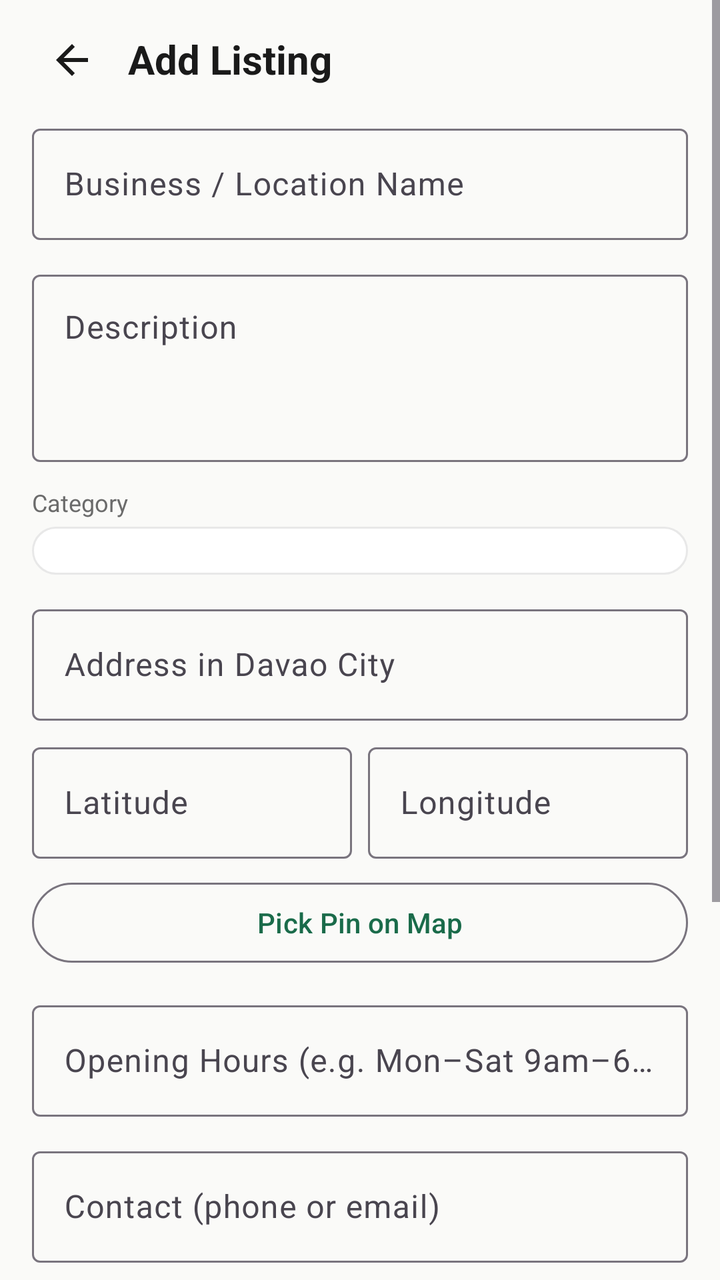
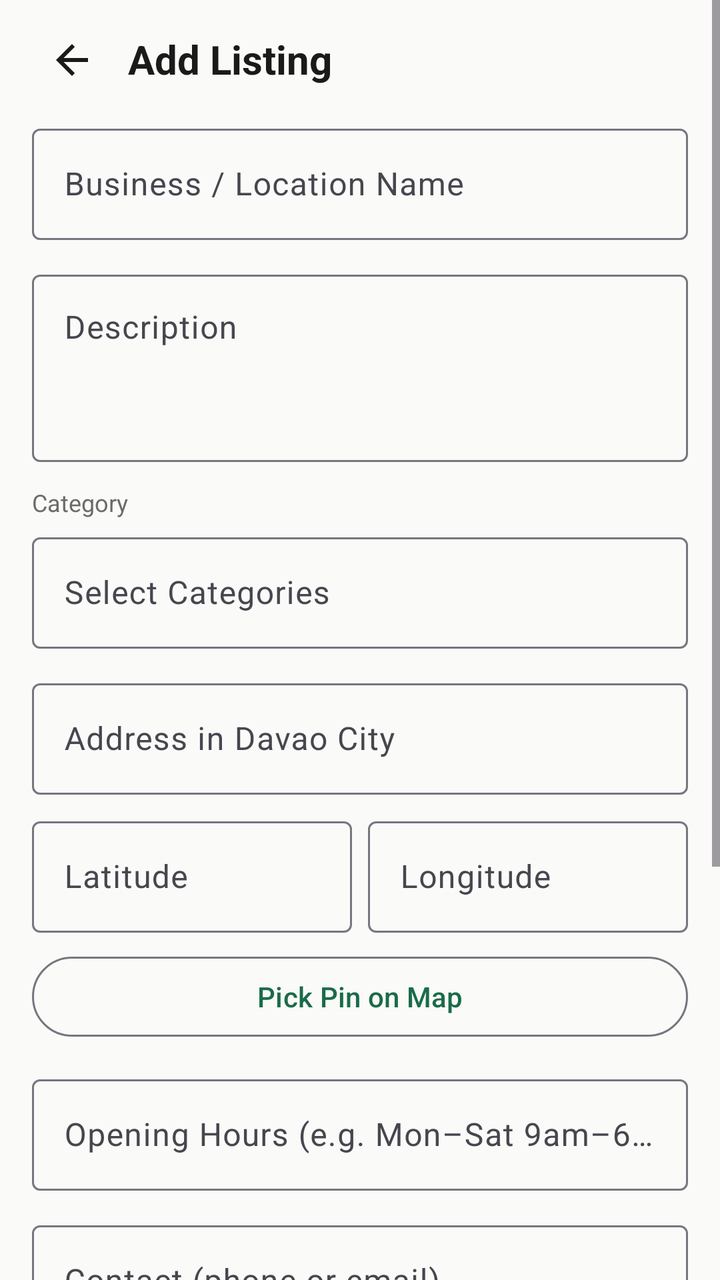

Compare the two renders of this Android layout. The source of the first and the diff that turns it into the second are given below.
<!-- AndroidManifest.xml: application theme Theme.KapwaDVO -->
<!-- res/layout/fragment_listing_form.xml -->
<?xml version="1.0" encoding="utf-8"?>
<ScrollView xmlns:android="http://schemas.android.com/apk/res/android"
    xmlns:app="http://schemas.android.com/apk/res-auto"
    android:layout_width="match_parent"
    android:layout_height="match_parent"
    android:background="@color/background"
    android:fillViewport="true">

    <androidx.constraintlayout.widget.ConstraintLayout
        android:layout_width="match_parent"
        android:layout_height="wrap_content"
        android:padding="16dp">

        
        <ImageButton
            android:id="@+id/btnBack"
            android:layout_width="40dp"
            android:layout_height="40dp"
            android:background="?attr/selectableItemBackgroundBorderless"
            android:src="@drawable/ic_arrow_back"
            android:contentDescription="Back"
            app:layout_constraintTop_toTopOf="parent"
            app:layout_constraintStart_toStartOf="parent"
            app:layout_constraintBottom_toBottomOf="@id/tvFormTitle" />

        <TextView
            android:id="@+id/tvFormTitle"
            android:layout_width="0dp"
            android:layout_height="wrap_content"
            android:text="@string/add_listing"
            android:textSize="20sp"
            android:textStyle="bold"
            android:textColor="@color/text_primary"
            android:layout_marginStart="8dp"
            android:layout_marginBottom="16dp"
            app:layout_constraintTop_toTopOf="parent"
            app:layout_constraintStart_toEndOf="@id/btnBack"
            app:layout_constraintEnd_toEndOf="parent" />

        <com.google.android.material.textfield.TextInputLayout
            android:id="@+id/tilName"
            android:layout_width="0dp"
            android:layout_height="wrap_content"
            android:hint="@string/listing_name_hint"
            android:layout_marginTop="16dp"
            style="@style/Widget.Material3.TextInputLayout.OutlinedBox"
            app:layout_constraintTop_toBottomOf="@id/tvFormTitle"
            app:layout_constraintStart_toStartOf="parent"
            app:layout_constraintEnd_toEndOf="parent">
            <com.google.android.material.textfield.TextInputEditText
                android:id="@+id/etName"
                android:layout_width="match_parent"
                android:layout_height="wrap_content"
                android:inputType="textCapSentences" />
        </com.google.android.material.textfield.TextInputLayout>

        <com.google.android.material.textfield.TextInputLayout
            android:id="@+id/tilDescription"
            android:layout_width="0dp"
            android:layout_height="wrap_content"
            android:hint="@string/listing_desc_hint"
            android:layout_marginTop="12dp"
            style="@style/Widget.Material3.TextInputLayout.OutlinedBox"
            app:layout_constraintTop_toBottomOf="@id/tilName"
            app:layout_constraintStart_toStartOf="parent"
            app:layout_constraintEnd_toEndOf="parent">
            <com.google.android.material.textfield.TextInputEditText
                android:id="@+id/etDescription"
                android:layout_width="match_parent"
                android:layout_height="wrap_content"
                android:inputType="textMultiLine|textCapSentences"
                android:minLines="3"
                android:gravity="top" />
        </com.google.android.material.textfield.TextInputLayout>

        
        <TextView
            android:id="@+id/tvCategoryLabel"
            android:layout_width="wrap_content"
            android:layout_height="wrap_content"
            android:text="@string/category_hint"
            android:textSize="12sp"
            android:textColor="@color/text_secondary"
            android:layout_marginTop="12dp"
            android:layout_marginBottom="4dp"
            app:layout_constraintTop_toBottomOf="@id/tilDescription"
            app:layout_constraintStart_toStartOf="parent" />

        <Spinner
            android:id="@+id/spinnerCategory"
            android:layout_width="0dp"
            android:layout_height="wrap_content"
            android:background="@drawable/bg_card"
            android:padding="12dp"
            android:layout_marginTop="4dp"
            app:layout_constraintTop_toBottomOf="@id/tvCategoryLabel"
            app:layout_constraintStart_toStartOf="parent"
            app:layout_constraintEnd_toEndOf="parent" />

        <com.google.android.material.textfield.TextInputLayout
            android:id="@+id/tilAddress"
            android:layout_width="0dp"
            android:layout_height="wrap_content"
            android:hint="@string/listing_address_hint"
            android:layout_marginTop="12dp"
            style="@style/Widget.Material3.TextInputLayout.OutlinedBox"
            app:layout_constraintTop_toBottomOf="@id/spinnerCategory"
            app:layout_constraintStart_toStartOf="parent"
            app:layout_constraintEnd_toEndOf="parent">
            <com.google.android.material.textfield.TextInputEditText
                android:id="@+id/etAddress"
                android:layout_width="match_parent"
                android:layout_height="wrap_content"
                android:inputType="textCapSentences" />
        </com.google.android.material.textfield.TextInputLayout>

        
        <androidx.constraintlayout.widget.ConstraintLayout
            android:id="@+id/layoutLatLng"
            android:layout_width="0dp"
            android:layout_height="wrap_content"
            android:layout_marginTop="8dp"
            app:layout_constraintTop_toBottomOf="@id/tilAddress"
            app:layout_constraintStart_toStartOf="parent"
            app:layout_constraintEnd_toEndOf="parent">

            <com.google.android.material.textfield.TextInputLayout
                android:id="@+id/tilLat"
                android:layout_width="0dp"
                android:layout_height="wrap_content"
                android:hint="Latitude"
                android:layout_marginEnd="4dp"
                style="@style/Widget.Material3.TextInputLayout.OutlinedBox"
                app:layout_constraintTop_toTopOf="parent"
                app:layout_constraintStart_toStartOf="parent"
                app:layout_constraintEnd_toStartOf="@id/tilLng">
                <com.google.android.material.textfield.TextInputEditText
                    android:id="@+id/etLat"
                    android:layout_width="match_parent"
                    android:layout_height="wrap_content"
                    android:inputType="numberDecimal|numberSigned" />
            </com.google.android.material.textfield.TextInputLayout>

            <com.google.android.material.textfield.TextInputLayout
                android:id="@+id/tilLng"
                android:layout_width="0dp"
                android:layout_height="wrap_content"
                android:hint="Longitude"
                android:layout_marginStart="4dp"
                style="@style/Widget.Material3.TextInputLayout.OutlinedBox"
                app:layout_constraintTop_toTopOf="parent"
                app:layout_constraintStart_toEndOf="@id/tilLat"
                app:layout_constraintEnd_toEndOf="parent">
                <com.google.android.material.textfield.TextInputEditText
                    android:id="@+id/etLng"
                    android:layout_width="match_parent"
                    android:layout_height="wrap_content"
                    android:inputType="numberDecimal|numberSigned" />
            </com.google.android.material.textfield.TextInputLayout>
        </androidx.constraintlayout.widget.ConstraintLayout>

        <com.google.android.material.button.MaterialButton
            android:id="@+id/btnPickPin"
            android:layout_width="0dp"
            android:layout_height="wrap_content"
            android:text="@string/pick_on_map"
            android:layout_marginTop="8dp"
            style="@style/Widget.Material3.Button.OutlinedButton"
            app:layout_constraintTop_toBottomOf="@id/layoutLatLng"
            app:layout_constraintStart_toStartOf="parent"
            app:layout_constraintEnd_toEndOf="parent" />

        <com.google.android.material.textfield.TextInputLayout
            android:id="@+id/tilHours"
            android:layout_width="0dp"
            android:layout_height="wrap_content"
            android:hint="@string/listing_hours_hint"
            android:layout_marginTop="12dp"
            style="@style/Widget.Material3.TextInputLayout.OutlinedBox"
            app:layout_constraintTop_toBottomOf="@id/btnPickPin"
            app:layout_constraintStart_toStartOf="parent"
            app:layout_constraintEnd_toEndOf="parent">
            <com.google.android.material.textfield.TextInputEditText
                android:id="@+id/etHours"
                android:layout_width="match_parent"
                android:layout_height="wrap_content"
                android:inputType="text" />
        </com.google.android.material.textfield.TextInputLayout>

        <com.google.android.material.textfield.TextInputLayout
            android:id="@+id/tilContact"
            android:layout_width="0dp"
            android:layout_height="wrap_content"
            android:hint="@string/listing_contact_hint"
            android:layout_marginTop="12dp"
            style="@style/Widget.Material3.TextInputLayout.OutlinedBox"
            app:layout_constraintTop_toBottomOf="@id/tilHours"
            app:layout_constraintStart_toStartOf="parent"
            app:layout_constraintEnd_toEndOf="parent">
            <com.google.android.material.textfield.TextInputEditText
                android:id="@+id/etContact"
                android:layout_width="match_parent"
                android:layout_height="wrap_content"
                android:inputType="text" />
        </com.google.android.material.textfield.TextInputLayout>

        
        <TextView
            android:id="@+id/tvPhotosLabel"
            android:layout_width="0dp"
            android:layout_height="wrap_content"
            android:text="Photos"
            android:textSize="14sp"
            android:textStyle="bold"
            android:textColor="@color/text_primary"
            android:layout_marginTop="16dp"
            app:layout_constraintTop_toBottomOf="@id/tilContact"
            app:layout_constraintStart_toStartOf="parent"
            app:layout_constraintEnd_toEndOf="parent" />

        <HorizontalScrollView
            android:id="@+id/scrollPhotos"
            android:layout_width="0dp"
            android:layout_height="90dp"
            android:layout_marginTop="8dp"
            android:scrollbars="none"
            app:layout_constraintTop_toBottomOf="@id/tvPhotosLabel"
            app:layout_constraintStart_toStartOf="parent"
            app:layout_constraintEnd_toEndOf="parent">

            <LinearLayout
                android:id="@+id/layoutPhotoPreviews"
                android:layout_width="wrap_content"
                android:layout_height="match_parent"
                android:orientation="horizontal"
                android:gravity="center_vertical" />

        </HorizontalScrollView>

        <com.google.android.material.button.MaterialButton
            android:id="@+id/btnUploadPhotos"
            android:layout_width="wrap_content"
            android:layout_height="wrap_content"
            android:text="Add Photos"
            android:layout_marginTop="8dp"
            style="@style/Widget.Material3.Button.OutlinedButton"
            app:layout_constraintTop_toBottomOf="@id/scrollPhotos"
            app:layout_constraintStart_toStartOf="parent" />

        <com.google.android.material.button.MaterialButton
            android:id="@+id/btnSave"
            android:layout_width="0dp"
            android:layout_height="wrap_content"
            android:text="@string/save_changes"
            android:layout_marginTop="24dp"
            app:layout_constraintTop_toBottomOf="@id/btnUploadPhotos"
            app:layout_constraintStart_toStartOf="parent"
            app:layout_constraintEnd_toEndOf="parent" />

        <TextView
            android:id="@+id/tvSecurityNotice"
            android:layout_width="0dp"
            android:layout_height="wrap_content"
            android:text="All updated details need approval from the admin for security purposes."
            android:textSize="12sp"
            android:textColor="@color/text_secondary"
            android:textAlignment="center"
            android:layout_marginTop="8dp"
            android:layout_marginBottom="24dp"
            android:visibility="gone"
            app:layout_constraintTop_toBottomOf="@id/btnSave"
            app:layout_constraintStart_toStartOf="parent"
            app:layout_constraintEnd_toEndOf="parent" />

    </androidx.constraintlayout.widget.ConstraintLayout>
</ScrollView>
<!-- resources referenced by this layout -->
<resources>
  <color name="background">#FAFAF8</color>
  <color name="text_primary">#1A1A1A</color>
  <color name="text_secondary">#6B6B6B</color>
  <!-- drawable bg_card (drawable) -->
  <?xml version="1.0" encoding="utf-8"?>
  <shape xmlns:android="http://schemas.android.com/apk/res/android"
      android:shape="rectangle">
      <solid android:color="@color/surface" />
      <corners android:radius="12dp" />
      <stroke
          android:width="1dp"
          android:color="@color/divider" />
  </shape>
  <!-- drawable ic_arrow_back (drawable) -->
  <?xml version="1.0" encoding="utf-8"?>
  <vector xmlns:android="http://schemas.android.com/apk/res/android"
      android:width="24dp"
      android:height="24dp"
      android:viewportWidth="24"
      android:viewportHeight="24"
      android:tint="@color/text_primary">
      <path
          android:fillColor="@android:color/white"
          android:pathData="M20,11H7.83l5.59,-5.59L12,4l-8,8 8,8 1.41,-1.41L7.83,13H20v-2z" />
  </vector>
  <string name="add_listing">Add Listing</string>
  <string name="category_hint">Category</string>
  <string name="listing_address_hint">Address in Davao City</string>
  <string name="listing_contact_hint">Contact (phone or email)</string>
  <string name="listing_desc_hint">Description</string>
  <string name="listing_hours_hint">Opening Hours (e.g. Mon–Sat 9am–6pm)</string>
  <string name="listing_name_hint">Business / Location Name</string>
  <string name="pick_on_map">Pick Pin on Map</string>
  <string name="save_changes">Save Changes</string>
  <style name="Theme.KapwaDVO" parent="Base.Theme.KapwaDVO">
          <item name="android:windowLightStatusBar">true</item>
      </style>
  <color name="surface">#FFFFFF</color>
  <color name="divider">#E8E8E8</color>
  <style name="Base.Theme.KapwaDVO" parent="Theme.Material3.Light.NoActionBar">
          <item name="colorPrimary">@color/primary</item>
          <item name="colorPrimaryDark">@color/primary_dark</item>
          <item name="colorAccent">@color/accent</item>
          <item name="android:colorBackground">@color/background</item>
          <item name="colorSurface">@color/surface</item>
          <item name="colorOnPrimary">@color/white</item>
          <item name="android:statusBarColor">@color/primary</item>
          <item name="android:navigationBarColor">@color/surface</item>
      </style>
  <color name="primary">#1A6B4A</color>
  <color name="primary_dark">#0F4530</color>
  <color name="accent">#F4A724</color>
  <color name="white">#FFFFFF</color>
</resources>

<!-- the commit's change to res/layout/fragment_listing_form.xml (unified diff, before → after) -->
@@ -76,7 +76,7 @@
         
         <TextView
             android:id="@+id/tvCategoryLabel"
-            android:layout_width="wrap_content"
+            android:layout_width="0dp"
             android:layout_height="wrap_content"
             android:text="@string/category_hint"
             android:textSize="12sp"
@@ -84,18 +84,41 @@
             android:layout_marginTop="12dp"
             android:layout_marginBottom="4dp"
             app:layout_constraintTop_toBottomOf="@id/tilDescription"
-            app:layout_constraintStart_toStartOf="parent" />
-
-        <Spinner
-            android:id="@+id/spinnerCategory"
-            android:layout_width="0dp"
-            android:layout_height="wrap_content"
-            android:background="@drawable/bg_card"
-            android:padding="12dp"
+            app:layout_constraintStart_toStartOf="parent"
+            app:layout_constraintEnd_toStartOf="@id/btnManageCategories" />
+
+        <ImageButton
+            android:id="@+id/btnManageCategories"
+            android:layout_width="36dp"
+            android:layout_height="36dp"
+            android:src="@drawable/ic_settings"
+            android:background="?attr/selectableItemBackgroundBorderless"
+            android:contentDescription="Manage categories"
+            android:visibility="gone"
+            app:layout_constraintTop_toTopOf="@id/tvCategoryLabel"
+            app:layout_constraintBottom_toBottomOf="@id/tvCategoryLabel"
+            app:layout_constraintEnd_toEndOf="parent" />
+
+        
+        <com.google.android.material.textfield.TextInputLayout
+            android:id="@+id/tilCategoryDropdown"
+            android:layout_width="0dp"
+            android:layout_height="wrap_content"
+            android:hint="Select Categories"
             android:layout_marginTop="4dp"
+            style="@style/Widget.Material3.TextInputLayout.OutlinedBox"
             app:layout_constraintTop_toBottomOf="@id/tvCategoryLabel"
             app:layout_constraintStart_toStartOf="parent"
-            app:layout_constraintEnd_toEndOf="parent" />
+            app:layout_constraintEnd_toEndOf="parent">
+            <com.google.android.material.textfield.TextInputEditText
+                android:id="@+id/etCategoryDropdown"
+                android:layout_width="match_parent"
+                android:layout_height="wrap_content"
+                android:inputType="none"
+                android:focusable="false"
+                android:clickable="true"
+                android:cursorVisible="false" />
+        </com.google.android.material.textfield.TextInputLayout>
 
         <com.google.android.material.textfield.TextInputLayout
             android:id="@+id/tilAddress"
@@ -104,7 +127,7 @@
             android:hint="@string/listing_address_hint"
             android:layout_marginTop="12dp"
             style="@style/Widget.Material3.TextInputLayout.OutlinedBox"
-            app:layout_constraintTop_toBottomOf="@id/spinnerCategory"
+            app:layout_constraintTop_toBottomOf="@id/tilCategoryDropdown"
             app:layout_constraintStart_toStartOf="parent"
             app:layout_constraintEnd_toEndOf="parent">
             <com.google.android.material.textfield.TextInputEditText
<!-- resource entries referenced after the edit -->
@@ -3,16 +3,6 @@
   <color name="background">#FAFAF8</color>
   <color name="text_primary">#1A1A1A</color>
   <color name="text_secondary">#6B6B6B</color>
-  <!-- drawable bg_card (drawable) -->
-  <?xml version="1.0" encoding="utf-8"?>
-  <shape xmlns:android="http://schemas.android.com/apk/res/android"
-      android:shape="rectangle">
-      <solid android:color="@color/surface" />
-      <corners android:radius="12dp" />
-      <stroke
-          android:width="1dp"
-          android:color="@color/divider" />
-  </shape>
   <!-- drawable ic_arrow_back (drawable) -->
   <?xml version="1.0" encoding="utf-8"?>
   <vector xmlns:android="http://schemas.android.com/apk/res/android"
@@ -24,6 +14,17 @@
       <path
           android:fillColor="@android:color/white"
           android:pathData="M20,11H7.83l5.59,-5.59L12,4l-8,8 8,8 1.41,-1.41L7.83,13H20v-2z" />
+  </vector>
+  <!-- drawable ic_settings (drawable) -->
+  <vector xmlns:android="http://schemas.android.com/apk/res/android"
+      android:width="24dp"
+      android:height="24dp"
+      android:viewportWidth="24"
+      android:viewportHeight="24"
+      android:tint="?attr/colorControlNormal">
+      <path
+          android:fillColor="@android:color/white"
+          android:pathData="M19.14,12.94c0.04,-0.3 0.06,-0.61 0.06,-0.94c0,-0.32 -0.02,-0.64 -0.07,-0.94l2.03,-1.58c0.18,-0.14 0.23,-0.41 0.12,-0.61l-1.92,-3.32c-0.12,-0.22 -0.37,-0.29 -0.59,-0.22l-2.39,0.96c-0.5,-0.38 -1.03,-0.7 -1.62,-0.94L14.4,2.81c-0.04,-0.24 -0.24,-0.41 -0.48,-0.41h-3.84c-0.24,0 -0.43,0.17 -0.47,0.41L9.25,5.35C8.66,5.59 8.12,5.92 7.63,6.29L5.24,5.33c-0.22,-0.08 -0.47,0 -0.59,0.22L2.74,8.87C2.62,9.08 2.66,9.34 2.86,9.48l2.03,1.58C4.84,11.36 4.8,11.69 4.8,12s0.02,0.64 0.07,0.94l-2.03,1.58c-0.18,0.14 -0.23,0.41 -0.12,0.61l1.92,3.32c0.12,0.22 0.37,0.29 0.59,0.22l2.39,-0.96c0.5,0.38 1.03,0.7 1.62,0.94l0.36,2.54c0.05,0.24 0.24,0.41 0.48,0.41h3.84c0.24,0 0.44,-0.17 0.47,-0.41l0.36,-2.54c0.59,-0.24 1.13,-0.56 1.62,-0.94l2.39,0.96c0.22,0.08 0.47,0 0.59,-0.22l1.92,-3.32c0.12,-0.22 0.07,-0.47 -0.12,-0.61L19.14,12.94zM12,15.6c-1.98,0 -3.6,-1.62 -3.6,-3.6s1.62,-3.6 3.6,-3.6s3.6,1.62 3.6,3.6S13.98,15.6 12,15.6z" />
   </vector>
   <string name="add_listing">Add Listing</string>
   <string name="category_hint">Category</string>
@@ -38,7 +39,6 @@
           <item name="android:windowLightStatusBar">true</item>
       </style>
   <color name="surface">#FFFFFF</color>
-  <color name="divider">#E8E8E8</color>
   <style name="Base.Theme.KapwaDVO" parent="Theme.Material3.Light.NoActionBar">
           <item name="colorPrimary">@color/primary</item>
           <item name="colorPrimaryDark">@color/primary_dark</item>
